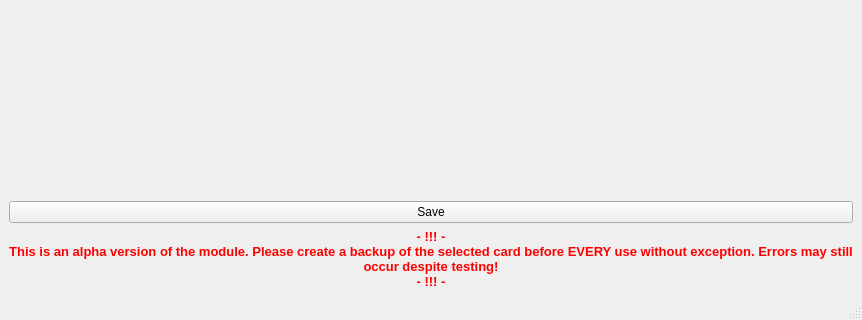
The window that OTModules/wMaps/wmaps.ui (pietr26/OMSI-Tools) describes before a commit, drawn with Qt 5; both pictures show x 0 to 862 and y 322 to 642 of the 862 by 642 pixel window.
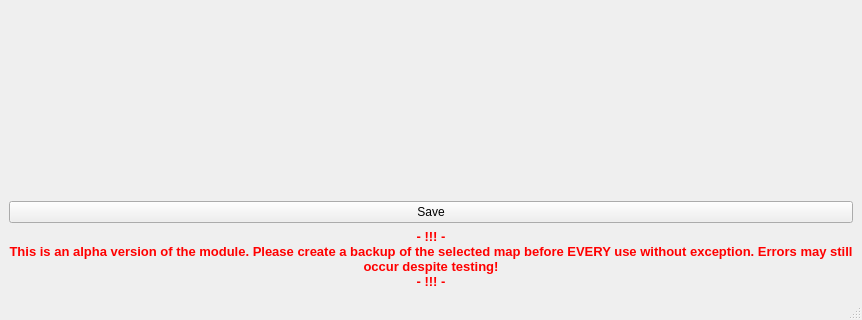
The same window after the commit. Icons and pictures are not drawn.

Diff of the .ui file:
```diff
--- a/OTModules/wMaps/wmaps.ui
+++ b/OTModules/wMaps/wmaps.ui
@@ -147,7 +147,7 @@
       </property>
       <property name="text">
        <string>- !!! -
-This is an alpha version of the module. Please create a backup of the selected card before EVERY use without exception. Errors may still occur despite testing!
+This is an alpha version of the module. Please create a backup of the selected map before EVERY use without exception. Errors may still occur despite testing!
 - !!! -</string>
       </property>
       <property name="alignment">
```
